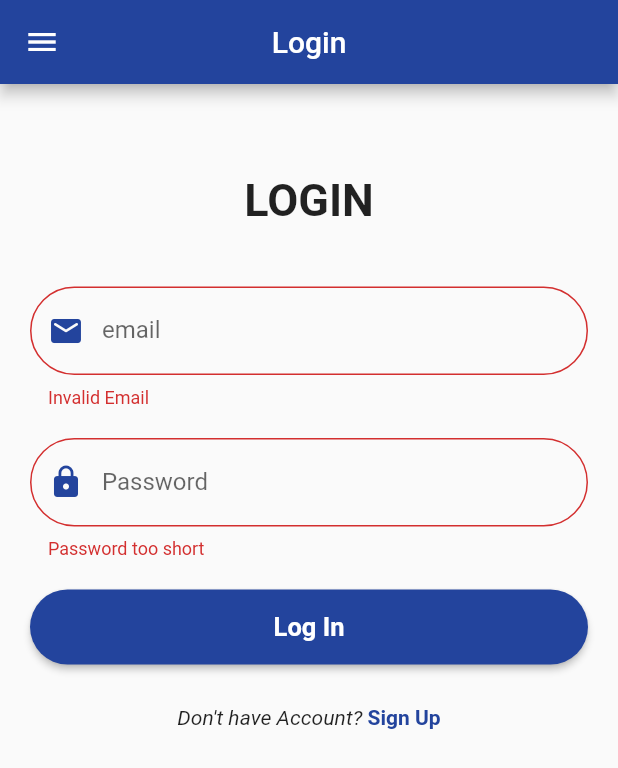
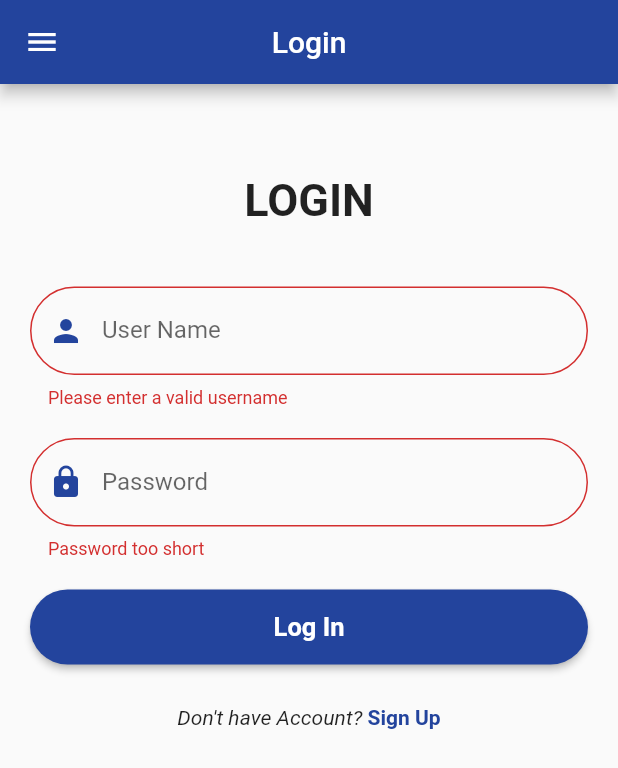
Before and after one commit to GeekMind00/Randomly, a Flutter app: the Login screen opened by its route, after a tap on "Log In", on a phone screen of 412 x 824 dp. Shown: the top 768 px of the screen. Run offline on Flutter 3.47's test engine with Material 2 defaults, Android fonts, the phone set to English and light mode, and no system bars; our stand-ins replace open_file, pdf.

Commit message:
Edit login

```diff
--- a/razan/lib/components/inputtext.dart
+++ b/razan/lib/components/inputtext.dart
@@ -60,7 +60,7 @@ TextFormField buildUserNameField(TextEditingController myController) {
         validator: (val) {
           if (val != null)
           {
-            return 'Please enter a username';
+            return val.length < 4 ? 'Please enter a valid username' : null;
           }else {
             return null;
           }
--- a/razan/lib/views/login.dart
+++ b/razan/lib/views/login.dart
@@ -12,7 +12,7 @@ class Login extends StatefulWidget {
 
 class _LoginState extends State<Login> {
   //Controller
-  TextEditingController loginEmail = new TextEditingController();
+  TextEditingController loginUsername = new TextEditingController();
   TextEditingController loginPassword = new TextEditingController();
 
   GlobalKey<FormState> loginFormstate = new GlobalKey<FormState>();
@@ -51,7 +51,7 @@ class _LoginState extends State<Login> {
               SizedBox(
                 height: 40,
               ),
-              buildEmailField(loginEmail), //function to create EmailField
+              buildUserNameField(loginUsername), //function to create Username field
               SizedBox(
                 height: 20,
               ),
```
